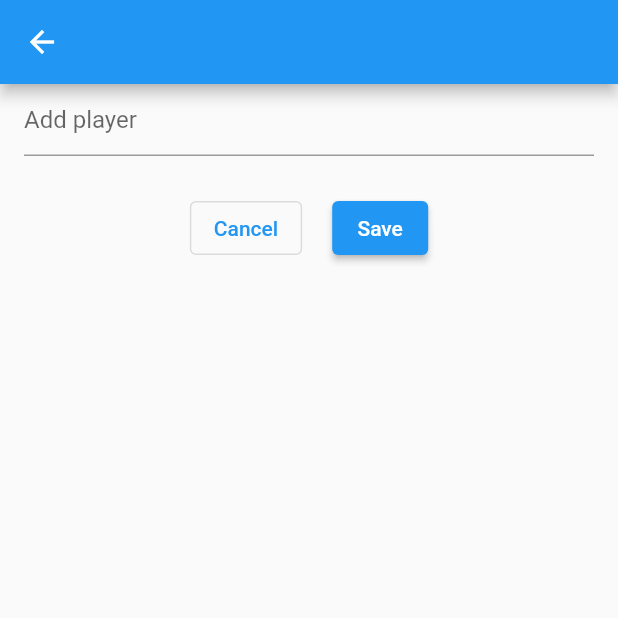
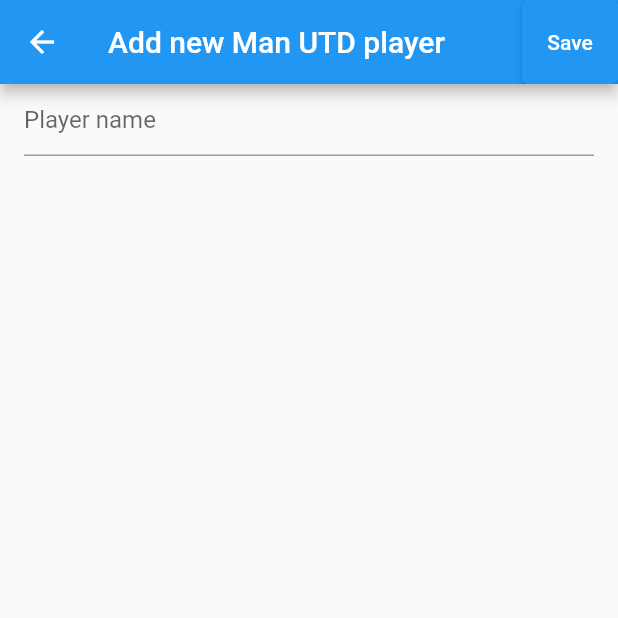
Before and after one commit to gu-tig169-ht21/gusdahvib, a Flutter app: the SecondView screen opened directly, after a tap on "Save", on a phone screen of 412 x 824 dp, the top half of it. Run offline on Flutter 3.47's test engine with Material 2 defaults, Android fonts, the phone set to English and light mode, and no system bars.

Commit message:
initial commit

```diff
--- a/lib/main.dart
+++ b/lib/main.dart
@@ -1,7 +1,15 @@
 import 'package:flutter/material.dart';
-
+import 'package:my_first_app/state.dart';
+import 'package:provider/provider.dart';
+import 'main_view.dart';
+import 'state.dart';
 void main() {
-  runApp(MyApp());
+  var state = MyState();
+  runApp(
+    ChangeNotifierProvider(create: (context) => state,
+    child: MyApp(),
+    ),
+  );
 }
 
 class MyApp extends StatelessWidget {
@@ -12,108 +20,3 @@ class MyApp extends StatelessWidget {
     );
   }
 }
-
-class MainView extends StatelessWidget {
-  @override
-  Widget build(BuildContext context) {
-    return Scaffold(
-      appBar: AppBar(
-        title: Text('Man Utd Player list',
-            style: TextStyle(color: Colors.black87, fontSize: 24)),
-        actions: [
-          IconButton(
-            icon: Icon(Icons.arrow_right),
-            onPressed: () {
-              Navigator.push(context,
-                  MaterialPageRoute(builder: (context) => SecondView()));
-            },
-          ),
-        ],
-      ),
-      body: _lista(),
-    );
-  }
-
-  Widget _checkboxRow() {
-    return Checkbox(
-      value: false,
-      onChanged: (val) {},
-    );
-  }
-
-  Widget _lista() {
-    var list = [
-      'David Beckham',
-      'Teddy Sheringham',
-      'Ole Gunnar Solskjaer',
-      'Peter Schmeichel',
-      'Jesper Blomqvist',
-      'Nicky Butt',
-      'Gary Neville',
-      'Eric Cantona',
-    ];
-
-    return ListView(
-      children: list.map((item) => _item(item)).toList(),
-    );
-  }
-
-  Widget _item(text) {
-    return Padding(
-      padding: const EdgeInsets.all(20.0),
-      child: Row(
-        children: [
-          _checkboxRow(),
-          Text(text, style: TextStyle(fontSize: 20)),
-          IconButton(
-            onPressed: () {
-              print('hej');
-            },
-            icon: Icon(Icons.delete),
-          ),
-        ],
-      ),
-    );
-  }
-}
-
-class SecondView extends StatelessWidget {
-  Widget build(BuildContext context) {
-    return Scaffold(
-      appBar: AppBar(),
-      body: Column(
-        children: [
-          _nameInputField(),
-          Container(height: 24),
-          _buttonRow(),
-        ],
-      ),
-    );
-  }
-
-  Widget _nameInputField() {
-    return Container(
-      margin: EdgeInsets.only(left: 16, right: 16),
-      child: TextField(
-        decoration: InputDecoration(hintText: 'Add player'),
-      ),
-    );
-  }
-
-  Widget _buttonRow() {
-    return Row(
-      mainAxisAlignment: MainAxisAlignment.center,
-      children: [
-        OutlinedButton(
-          onPressed: () {},
-          child: Text('Cancel'),
-        ),
-        Container(width: 20),
-        ElevatedButton(
-          onPressed: () {},
-          child: Text('Save'),
-        ),
-      ],
-    );
-  }
-}
--- /dev/null
+++ b/lib/main_view.dart
@@ -0,0 +1,60 @@
+
+import 'package:flutter/material.dart';
+import 'package:provider/provider.dart';
+import 'second_view.dart';
+import './player_list.dart';
+import './state.dart';
+
+
+class MainView extends StatelessWidget{
+
+
+  @override
+
+  Widget build(BuildContext context) {
+    var centerFloat;
+    return Scaffold(
+      appBar: AppBar(
+        title: Text('Man Utd Player list',
+            style: TextStyle(color: Colors.black87, fontSize: 24)),
+        actions: [
+          PopupMenuButton<int>(
+            icon: Icon(Icons.more_vert, color: Colors.white),
+            onSelected: (value) {
+            Provider.of<MyState>(context, listen: false).setFilterBy(value);
+            },
+
+        itemBuilder: (context) => [
+              PopupMenuItem(child: Text('All players'), value: 0),
+              PopupMenuItem(child: Text('Selected players'), value: 1),
+              PopupMenuItem(child: Text('Non-selected players'), value: 2),
+            ]
+          ),
+        ],
+      ),
+      body: Consumer<MyState>(
+      builder: (context, state, child) =>
+      PlayerList(_filterList(state.list, state.filterBy)),
+      ),
+      floatingActionButton: FloatingActionButton(
+      child: Icon(Icons.add),
+      onPressed: () {
+         Navigator.push(context,
+                  MaterialPageRoute(builder: (context) => SecondView()));
+      }
+      ),
+
+
+    );
+
+  }
+           List<Player> _filterList(list, filterBy){
+             if(filterBy == 0) return list;
+             if(filterBy == 1)
+             return list.where((item) => item.isChecked == true).toList();
+             if(filterBy == 2)
+             return list.where((item) => item.isChecked == false).toList();
+             return list;
+                }
+
+  }
--- /dev/null
+++ b/lib/player_list.dart
@@ -0,0 +1,45 @@
+
+  import 'package:flutter/material.dart';
+import 'package:provider/provider.dart';
+  import 'state.dart';
+
+  class PlayerList extends StatelessWidget{
+
+   final List<Player> list;
+
+   PlayerList(this.list);
+
+   Widget build(BuildContext context){
+
+    return ListView(
+      children: list.map((player) => _item(player, context)).toList()
+    );
+  }
+
+  Widget _item(player, context) {
+    return Padding(
+      padding: const EdgeInsets.all(5.0),
+
+      child:
+          ListTile(
+          leading: Checkbox(
+          value: player.isChecked,
+          onChanged: (bool? value) {
+          Provider.of<MyState>(context, listen: false).whenChanged(player, value);
+
+          }, ),
+          title: Text(player.message, style: TextStyle(fontSize: 20)),
+          trailing: IconButton(
+            onPressed: () {
+            Provider.of<MyState>(context, listen: false).removeText(player);
+             },
+            icon: const Icon(Icons.remove_circle_outline_outlined,
+           ),
+          ),
+         ),
+
+
+
+    );
+  }
+}
--- /dev/null
+++ b/lib/second_view.dart
@@ -0,0 +1,55 @@
+
+
+
+import 'package:flutter/material.dart';
+import 'package:my_first_app/main_view.dart';
+import './state.dart';
+import './main_view.dart';
+import 'package:provider/provider.dart';
+import './player_list.dart';
+
+
+class SecondView extends StatelessWidget {
+
+   final TextEditingController textcontroller = TextEditingController();
+
+   String text = '';
+
+  @override
+  Widget build(BuildContext context) {
+    return Scaffold(
+      appBar: AppBar(title: Text('Add new Man UTD player'), actions: [
+        ElevatedButton(
+         child: Text('Save'),
+           onPressed: () {
+            text = textcontroller.text;
+            Provider.of<MyState>(context, listen: false).addText(Player(message: text));
+            textcontroller.clear();
+           },
+      ),
+      ]),
+
+
+      body: Column(
+        children: [
+          _nameInputField(),
+          Container(height: 24),
+
+        ],
+      ),
+    );
+  }
+
+  Widget _nameInputField() {
+    return Container(
+      margin: EdgeInsets.only(left: 16, right: 16),
+      child: TextField(
+        controller: textcontroller,
+        decoration: InputDecoration(hintText: 'Player name'),
+      ),
+
+    );
+
+
+  }
+}
--- /dev/null
+++ b/lib/state.dart
@@ -0,0 +1,43 @@
+import 'package:flutter/material.dart';
+
+class Player extends ChangeNotifier {
+  String message;
+  bool isChecked;
+
+  Player({required this.message, this.isChecked = false});
+
+}
+
+class MyState extends ChangeNotifier {
+
+  List<Player> _list = [];
+  int _filterBy = 0;
+
+  List<Player> get list => _list;
+
+  int get filterBy => _filterBy;
+
+
+  void addText(Player player) {
+    list.add(player);
+    notifyListeners();
+  }
+
+  void removeText(Player player) {
+    list.remove(player);
+    notifyListeners();
+  }
+
+  void whenChanged(Player message, value) {
+    message.isChecked = value;
+    notifyListeners();
+  }
+
+   void setFilterBy(int filterBy) {
+
+   this._filterBy = filterBy;
+
+    notifyListeners();
+   }
+
+}
--- a/pubspec.yaml
+++ b/pubspec.yaml
@@ -34,6 +34,7 @@ dependencies:
   # The following adds the Cupertino Icons font to your application.
   # Use with the CupertinoIcons class for iOS style icons.
   cupertino_icons: ^1.0.2
+  provider: any
 
 dev_dependencies:
   flutter_test:
```
Also changed, not shown: pubspec.lock, 1 other file.
